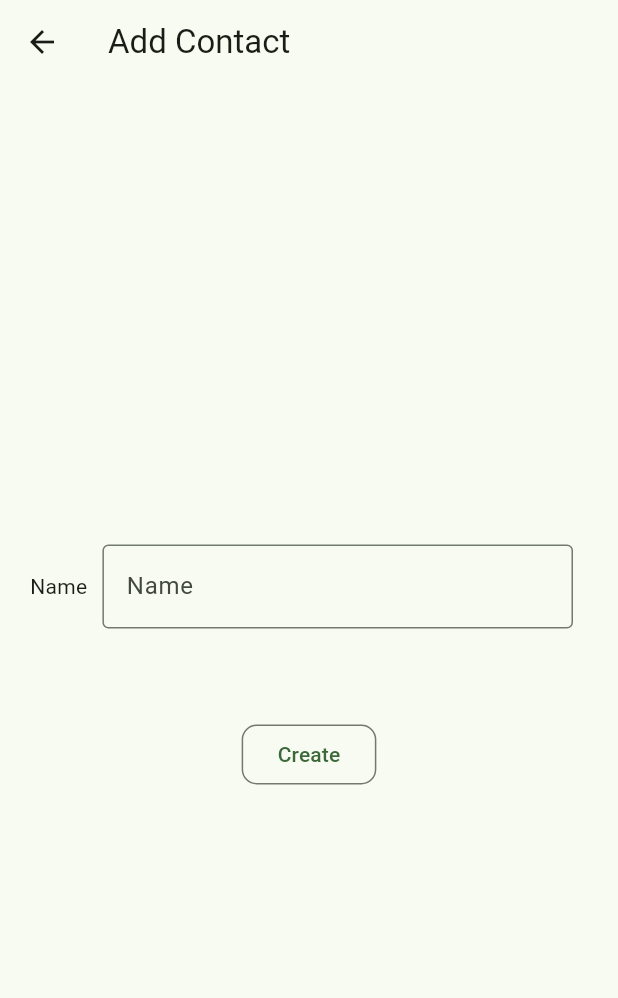
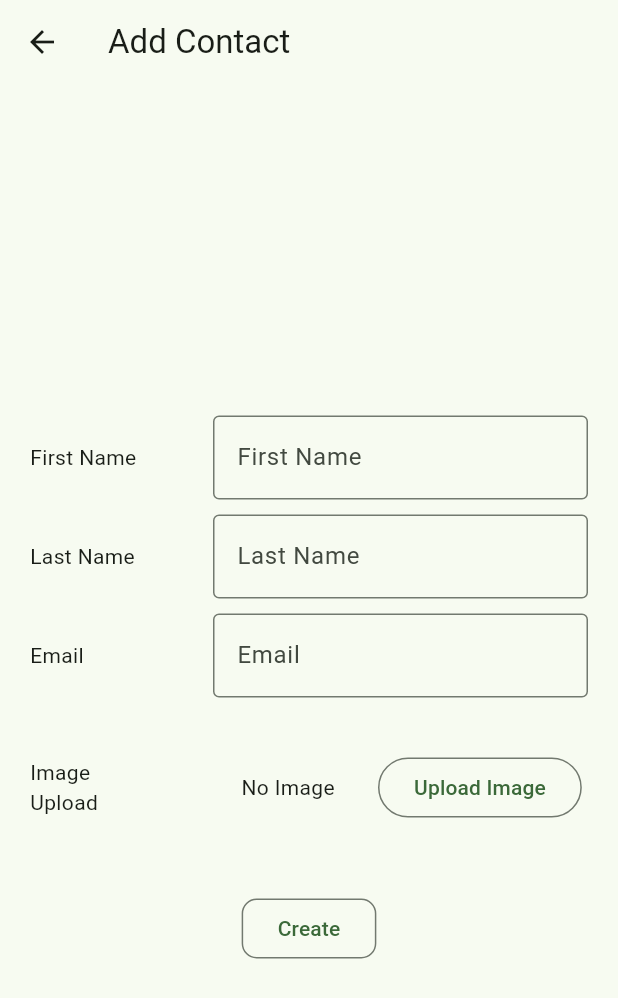
Before and after one commit to adenteo/flutter_test_app, a Flutter app: the AddUserItem screen opened directly, on a phone screen of 412 x 824 dp. Shown: the top 998 px of the screen. Run offline on Flutter 3.47's test engine with Material 3 defaults, Android fonts, the phone set to English and light mode, and no system bars; our stand-ins replace dio, flutter_bloc, image_picker; network calls fail.

Commit message:
Add image upload and email field

```diff
--- a/lib/src/blocs/events/user_events.dart
+++ b/lib/src/blocs/events/user_events.dart
@@ -3,7 +3,10 @@ abstract class UserEvent {}
 class FetchUsers extends UserEvent {}
 
 class AddUser extends UserEvent {
-  final String userName;
+  final String fname;
+  final String lname;
+  final String email;
+  final String? image;
 
-  AddUser(this.userName);
+  AddUser(this.fname, this.lname, this.email, this.image);
 }
--- a/lib/src/blocs/user_bloc.dart
+++ b/lib/src/blocs/user_bloc.dart
@@ -5,6 +5,8 @@ import 'package:flutter_test_app/src/models/request/users_request.dart';
 import 'states/user_states.dart';
 import 'events/user_events.dart';
 import 'package:flutter_bloc/flutter_bloc.dart';
+
+//email, upload of image, call functionality, save in localStorage.
 
 class UserBloc extends Bloc<UserEvent, UserState> {
   UserBloc() : super(UserInitial()) {
@@ -28,7 +30,10 @@ class UserBloc extends Bloc<UserEvent, UserState> {
               List<User>.from((state as UserLoaded).users);
           // Create a new User object
           final User newUser = User(
-            firstName: event.userName,
+            firstName: event.fname,
+            lastName: event.lname,
+            email: event.email,
+            avatar: event.image,
           );
           newUser.phoneNumber = newUser
               .generateRandomPhoneNumber(); // Add the new user to the list
--- a/lib/src/ui/user/add_user_item.dart
+++ b/lib/src/ui/user/add_user_item.dart
@@ -1,7 +1,10 @@
+import 'dart:io';
+
 import 'package:flutter/material.dart';
 import 'package:flutter_bloc/flutter_bloc.dart';
 import 'package:flutter_test_app/src/blocs/events/user_events.dart';
 import 'package:flutter_test_app/src/blocs/user_bloc.dart';
+import 'package:image_picker/image_picker.dart'; // Import image_picker package
 
 class AddUserItem extends StatefulWidget {
   const AddUserItem({super.key});
@@ -11,7 +14,12 @@ class AddUserItem extends StatefulWidget {
 }
 
 class AddUserItemState extends State<AddUserItem> {
-  final TextEditingController _nameController = TextEditingController();
+  final TextEditingController _fnameController = TextEditingController();
+  final TextEditingController _lnameController = TextEditingController();
+  final TextEditingController _emailController = TextEditingController();
+  XFile? _image; // For storing the selected image
+
+  static const double inputFieldWidth = 250.0;
 
   @override
   Widget build(BuildContext context) {
@@ -19,20 +27,78 @@ class AddUserItemState extends State<AddUserItem> {
       appBar: AppBar(
         title: const Text('Add Contact'),
       ),
-      body: Center(
-        child: Padding(
+      body: Padding(
         padding: const EdgeInsets.all(20.0),
+        child: SingleChildScrollView(
+          child: ConstrainedBox(
+            constraints: BoxConstraints(
+              minWidth: MediaQuery.of(context).size.width,
+              minHeight: MediaQuery.of(context).size.height -
+                  (MediaQuery.of(context).padding.top + kToolbarHeight),
+            ),
+            child: IntrinsicHeight(
               child: Column(
                 mainAxisAlignment: MainAxisAlignment.center,
                 children: [
-              _contactNameInput(),
-              const SizedBox(height: 50),
-              _createContactButton(context) // Updated to pass context
+                  _contactInput('First Name', _fnameController),
+                  const SizedBox(height: 10),
+                  _contactInput('Last Name', _lnameController),
+                  const SizedBox(height: 10),
+                  _contactInput('Email', _emailController),
+                  const SizedBox(height: 10),
+                  _imageUploadSection(),
+                  const SizedBox(height: 20),
+                  _createContactButton(context)
                 ],
               ),
             ),
           ),
+        ),
+      ),
     );
+  }
+
+  Widget _imageUploadSection() {
+    return Row(
+      mainAxisAlignment: MainAxisAlignment.spaceBetween,
+      children: [const Text('Image \nUpload'), _imageComponent()],
+    );
+  }
+
+  Widget _imageComponent() {
+    return SizedBox(
+      width: inputFieldWidth,
+      child: Row(
+        children: [
+          if (_image != null)
+            Image.file(
+              File(_image!.path),
+              width: 100,
+              height: 100,
+              fit: BoxFit.cover,
+            )
+          else
+            const SizedBox(
+                width: 100,
+                height: 100,
+                child: Center(child: Text('No Image'))),
+          const SizedBox(width: 10),
+          OutlinedButton(
+            onPressed: _pickImage,
+            child: const Text('Upload Image'),
+          ),
+        ],
+      ),
+    );
+  }
+
+  Future<void> _pickImage() async {
+    final ImagePicker picker = ImagePicker();
+    final XFile? pickedFile =
+        await picker.pickImage(source: ImageSource.gallery);
+    setState(() {
+      _image = pickedFile;
+    });
   }
 
   Widget _createContactButton(BuildContext context) {
@@ -45,27 +111,34 @@ class AddUserItemState extends State<AddUserItem> {
         ),
       ),
       onPressed: () {
-        var userName = _nameController.text;
-        context.read<UserBloc>().add(AddUser(userName));
+        final fName = _fnameController.text;
+        final lname = _lnameController.text;
+        final email = _emailController.text;
+
+        context
+            .read<UserBloc>()
+            .add(AddUser(fName, lname, email, _image?.path));
         Navigator.pop(context);
       },
       child: const Text('Create'),
     );
   }
 
-  Widget _contactNameInput() {
+  Widget _contactInput(
+    String label,
+    TextEditingController controller,
+  ) {
     return Row(
+      mainAxisAlignment: MainAxisAlignment.spaceBetween,
       children: [
-        const Text('Name'),
-        Expanded(
-          child: Padding(
-            padding: const EdgeInsets.all(10.0),
+        Text(label),
+        SizedBox(
+          width: inputFieldWidth, // Use the defined width
           child: TextField(
-              controller: _nameController, // Use the text controller here
-              decoration: const InputDecoration(
-                border: OutlineInputBorder(),
-                labelText: 'Name',
-              ),
+            controller: controller,
+            decoration: InputDecoration(
+              border: const OutlineInputBorder(),
+              labelText: label,
             ),
           ),
         ),
@@ -75,7 +148,9 @@ class AddUserItemState extends State<AddUserItem> {
 
   @override
   void dispose() {
-    _nameController.dispose();
+    _fnameController.dispose();
+    _lnameController.dispose();
+    _emailController.dispose();
     super.dispose();
   }
 }
--- a/lib/src/ui/user/user_item.dart
+++ b/lib/src/ui/user/user_item.dart
@@ -1,3 +1,5 @@
+import 'dart:io';
+
 import 'package:flutter/material.dart';
 
 class UserItem extends StatelessWidget {
@@ -48,6 +50,11 @@ Widget _userContactButton() {
 }
 
 Widget _userProfile(avatar, name, email, phoneNumber) {
+  bool isNetworkImage(String? imagePath) {
+    return imagePath != null &&
+        (imagePath.startsWith('http://') || imagePath.startsWith('https://'));
+  }
+
   return Row(
     children: [
       Padding(
@@ -55,8 +62,13 @@ Widget _userProfile(avatar, name, email, phoneNumber) {
         child: ClipRRect(
           borderRadius: BorderRadius.circular(100),
           child: avatar == null
-              ? const Text('No Image')
-              : Image.network(avatar, width: 50, height: 50),
+              ? const SizedBox(
+                  width: 50, height: 50, child: Center(child: Text('No Image')))
+              : isNetworkImage(avatar)
+                  ? Image.network(avatar,
+                      width: 50, height: 50, fit: BoxFit.cover)
+                  : Image.file(File(avatar),
+                      width: 50, height: 50, fit: BoxFit.cover),
         ),
       ),
       Column(
--- a/pubspec.yaml
+++ b/pubspec.yaml
@@ -37,6 +37,7 @@ dependencies:
   cupertino_icons: ^1.0.2
   flutter_bloc: ^8.1.3
   dio: ^5.4.0
+  image_picker: ^1.0.7
 
 dev_dependencies:
   flutter_test:
```
Also changed, not shown: lib/src/validators/user_validator.dart (added, +19 -0 lines), pubspec.lock, 5 other files. Lines whose indentation alone changed are shown as unchanged.
